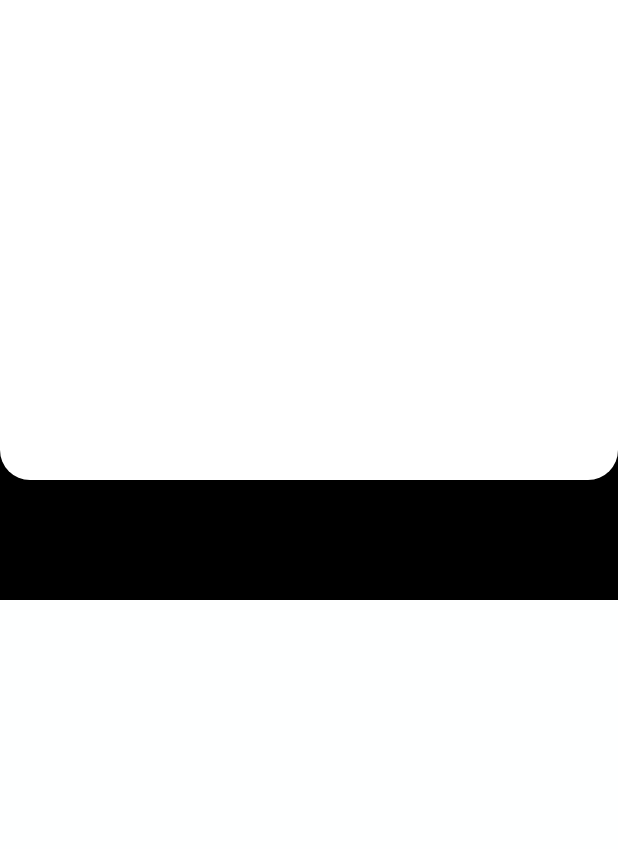
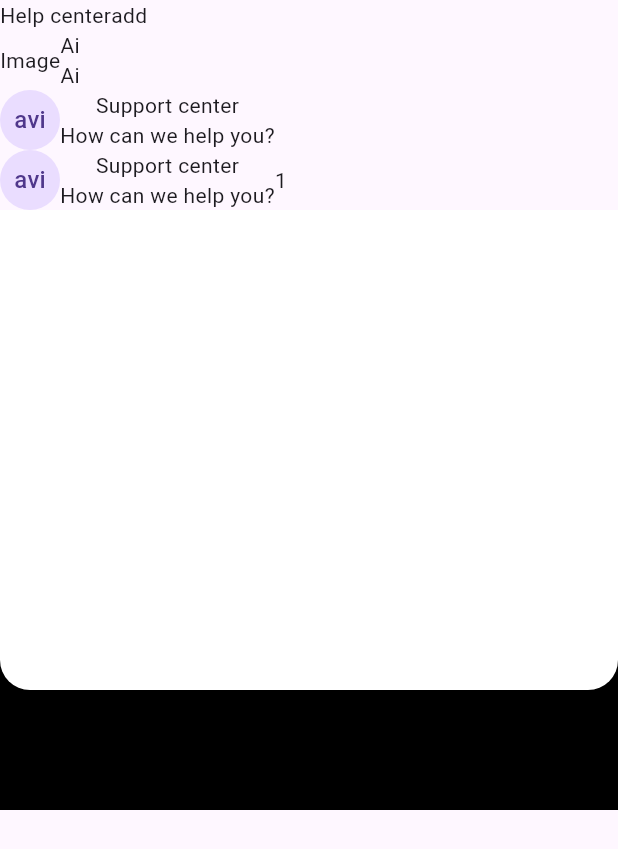
Before and after one commit to fixitsammie/sbank, a Flutter app: the UserDashboard screen opened by its route, item 2 of the bottom bar chosen, on a phone screen of 412 x 824 dp. Shown: the top 849 px of the screen. Run offline on Flutter 3.47's test engine with Material 3 defaults, Android fonts, the phone set to English and light mode, and no system bars; our stand-ins replace firebase_auth, firebase_core, shared_preferences, sliding_up_panel; missing offline and left inert: firebase_ui_auth, flutter_stack_toast; accounts and stored records are empty; generated files the repository leaves out were written again.

```diff
--- a/lib/color_scheme.dart
+++ b/lib/color_scheme.dart
@@ -1,6 +1,6 @@
 import 'package:flutter/material.dart';
 
-const lightColorScheme = ColorScheme(
+const darkColorScheme = ColorScheme(
   brightness: Brightness.light,
   primary: Color(0xFF687DAF),
   onPrimary: Color(0xFFFFFFFF),
@@ -12,7 +12,7 @@ const lightColorScheme = ColorScheme(
   onSurface: Color(0xFF3b3b3b),
 );
 
-const darkColorScheme = ColorScheme(
+const lightColorScheme = ColorScheme(
   brightness: Brightness.dark,
   primary: Color(0xFFADC6FF),
   onPrimary: Color(0xFF002E69),
--- a/lib/constants.dart
+++ b/lib/constants.dart
@@ -4,5 +4,7 @@ final Color primaryGreen = Color.fromRGBO(188, 251, 108, 1);
 final Color authButtonTextColor = Color.fromRGBO(36, 36, 36, 1);
 final Color inactiveBottomNavColor = Color(0xFF646464);
 final Color activeBottomNavColor = Color(0xFFFFFFFF);
+final Color navBarBackgroundColor = Color(0xFF000000);
+
 TextStyle pageHeader = const TextStyle(
     fontSize: 24, fontFamily: 'Satoshi', fontWeight: FontWeight.w600);
--- a/lib/pages/dashboard.dart
+++ b/lib/pages/dashboard.dart
@@ -62,10 +62,10 @@ class _DashboardState extends State<Dashboard> {
                       height: 1.2,
                       fontWeight: FontWeight.w500,
                     )),
-                const SizedBox(height: 10.0),
+                const SizedBox(height: 50.0),
                 const Text(
                     "A modern design that elevates your banking journey. Manage your finances with flux."),
-                const SizedBox(height: 50.0),
+                const SizedBox(height: 20.0),
                 Row(
                   mainAxisAlignment: MainAxisAlignment.center,
                   children: [
--- /dev/null
+++ b/lib/pages/help.dart
@@ -0,0 +1,87 @@
+import 'package:flutter/material.dart';
+
+class Help extends StatelessWidget {
+  const Help({Key? key}) : super(key: key);
+
+  @override
+  Widget build(BuildContext context) {
+    return Scaffold(
+        body: Column(
+      children: [
+        Row(
+          children: [
+            Text("Help center"),
+            Container(
+                decoration: BoxDecoration(
+                    borderRadius: BorderRadius.all(Radius.circular(20))),
+                child: Text('add'))
+          ],
+        ),
+        Row(children: [
+          Container(
+            decoration: BoxDecoration(
+                borderRadius: BorderRadius.all(Radius.circular(20))),
+            child: Column(children: [
+              Container(
+                  decoration: BoxDecoration(
+                      borderRadius: BorderRadius.all(Radius.circular(20))),
+                  child: Text('Image'))
+            ]),
+          ),
+          Column(children: [
+            Wrap(
+              children: [
+                Container(
+                    decoration: BoxDecoration(
+                        borderRadius: BorderRadius.all(Radius.circular(20))),
+                    child: Text('Ai'))
+              ],
+            ),
+            Wrap(
+              children: [
+                Container(
+                    decoration: BoxDecoration(
+                        borderRadius: BorderRadius.all(Radius.circular(20))),
+                    child: Text('Ai'))
+              ],
+            )
+          ])
+        ]),
+        Row(children: [
+          CircleAvatar(child: Text('avi')),
+          Column(
+            children: [Text("Support center"), Text('How can we help you?')],
+          )
+        ]),
+        Row(children: [
+          CircleAvatar(child: Text('avi')),
+          Column(
+            children: [Text("Support center"), Text('How can we help you?')],
+          ),
+          Container(
+              decoration: BoxDecoration(
+                  borderRadius: BorderRadius.all(Radius.circular(20))),
+              child: Text("1"))
+        ]),
+        Stack(
+          children: <Widget>[
+            Container(
+              height: 400,
+              color: Colors.black,
+            ),
+            Container(
+              decoration: BoxDecoration(
+                color: Colors.white,
+                borderRadius: const BorderRadius.only(
+                  bottomLeft: Radius.circular(20), // Bottom left corner
+                  bottomRight: Radius.circular(20),
+                ),
+              ),
+              height: 320,
+            ),
+          ],
+        ),
+      ],
+    ));
+  }
+}
--- a/lib/widgets/bottom_navigation.dart
+++ b/lib/widgets/bottom_navigation.dart
@@ -25,7 +25,7 @@ class MyBottomNavBar extends State<Mybottom> {
         break;
 
       case 1:
-        _url = '/search';
+        _url = '/help';
         break;
 
       case 2:
@@ -42,6 +42,7 @@ class MyBottomNavBar extends State<Mybottom> {
   Widget build(BuildContext context) {
     _selectedIndex = widget.num;
     return BottomNavigationBar(
+      backgroundColor: navBarBackgroundColor,
       type: BottomNavigationBarType.fixed,
       selectedItemColor: activeBottomNavColor,
       unselectedItemColor: inactiveBottomNavColor,
@@ -60,8 +61,9 @@ class MyBottomNavBar extends State<Mybottom> {
       selectedIconTheme: IconThemeData(color: activeBottomNavColor),
       items: const [
         BottomNavigationBarItem(label: "Home", icon: Icon(Icons.home)),
-        BottomNavigationBarItem(label: "Search", icon: Icon(Icons.search)),
-        BottomNavigationBarItem(label: "Chat", icon: Icon(Icons.forum)),
+        BottomNavigationBarItem(
+            label: "Statistics", icon: Icon(Icons.bar_chart)),
+        BottomNavigationBarItem(label: "Support", icon: Icon(Icons.forum)),
         BottomNavigationBarItem(label: "Settings", icon: Icon(Icons.settings)),
       ],
       currentIndex: _selectedIndex,
--- a/pubspec.yaml
+++ b/pubspec.yaml
@@ -14,6 +14,9 @@ dependencies:
   http: ^1.2.2
   shared_preferences: ^2.3.3
   provider: ^6.1.2
+  firebase_core: ^3.8.0
+  firebase_auth: ^5.3.3
+  firebase_ui_auth: ^1.16.0
 
 
 
```
Also changed, not shown: lib/main.dart (+12 -3 lines), lib/pages/homepage.dart (+14 -9 lines), lib/pages/user_dashboard.dart (+23 -14 lines), firebase.json (added), lib/widgets/bottom_nav.dart (deleted), pubspec.lock, 9 other files.
